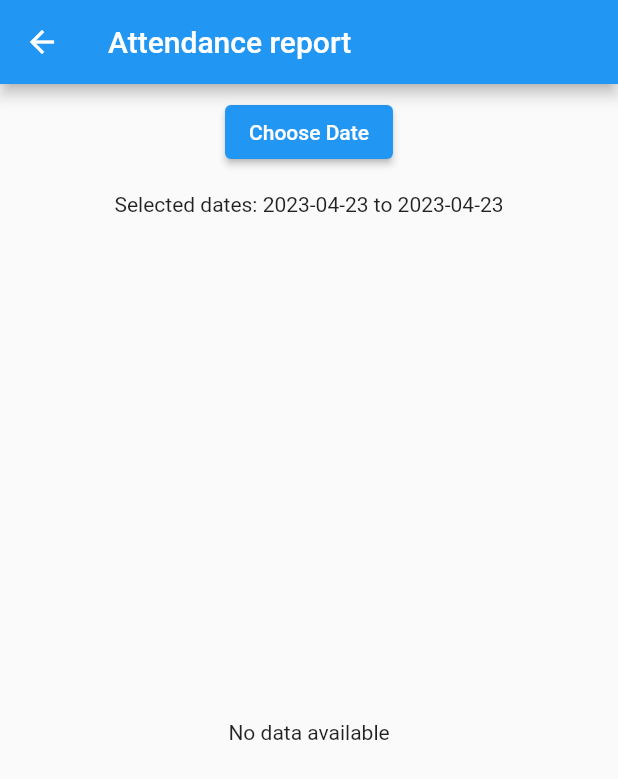
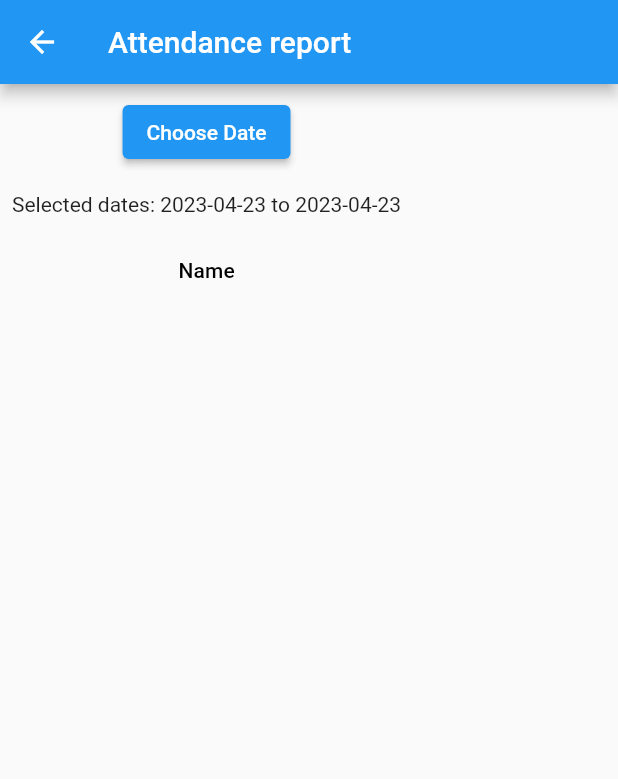
Before and after one commit to Hariharan148/kpr_sports, a Flutter app: the ReportScreen screen opened by its route, on a phone screen of 412 x 824 dp. Shown: the top 779 px of the screen. Run offline on Flutter 3.47's test engine with Material 2 defaults, Android fonts, the light colour scheme and no system bars; our stand-ins replace cloud_firestore, firebase_core; accounts and stored records are empty.

Commit message:
feat(report): table done

```diff
--- a/lib/attendence_report/report.dart
+++ b/lib/attendence_report/report.dart
@@ -1,7 +1,7 @@
 import 'package:cloud_firestore/cloud_firestore.dart';
 import 'package:flutter/material.dart';
 import 'package:kpr_sports/attendence_report/date_time.dart';
-import 'package:kpr_sports/students/students.dart';
+import 'package:kpr_sports/services/report/table_fetch.dart';
 
 class ReportScreen extends StatefulWidget {
   const ReportScreen({Key? key}) : super(key: key);
@@ -12,44 +12,25 @@
 
 class _ReportScreenState extends State<ReportScreen> {
   DateTimeRange? _selectedDataRange;
+  Map<String, Map<String, bool>> _studentDataMap = {};
+  List<String> _dates = [];
 
-  void _handleDateRangeSelected(DateTimeRange dateRange) {
+  Future<void> _handleDateRangeSelected(DateTimeRange dateRange) async {
     setState(() {
       _selectedDataRange = dateRange;
     });
-    fetchAttendanceData();
+    try {
+      final data = await fetchAttendanceData(_selectedDataRange);
+      if (data != null) {
+        setState(() {
+          _studentDataMap =
+              data['studentDataMap'] as Map<String, Map<String, bool>>;
+          _dates = data['dates'] as List<String>;
+        });
       }
-
-  Future<void> fetchAttendanceData() async {
-    final attendanceRef = FirebaseFirestore.instance.collection("attendance");
-    print("hi");
-    print(_selectedDataRange?.start.toString());
-    print(_selectedDataRange?.end.toIso8601String().toString());
-    final start = _selectedDataRange?.start
-        .subtract(Duration(days: 1))
-        .toIso8601String()
-        .toString();
-    final end = _selectedDataRange?.end
-        .add(Duration(days: 1))
-        .toIso8601String()
-        .toString();
-    final QuerySnapshot<Map<String, dynamic>> snapshot = await attendanceRef
-        .where("date", isGreaterThanOrEqualTo: start)
-        .where("date", isLessThan: end)
-        .get();
-
-    snapshot.docs.forEach((doc) async {
-      final data = doc.data();
-      print("Document ID: ${doc.id}");
-      print("Data: $data");
-      final studentRef = doc.reference.collection("students");
-      final studentSnapshot = await studentRef.get();
-      final studentDocs = studentSnapshot.docs;
-      studentDocs.forEach((studentDoc) {
-        final studentData = studentDoc.data();
-        print("Student data: $studentData");
-      });
-    });
+    } catch (e) {
+      print('Error fetching attendance data: $e');
+    }
   }
 
   @override
@@ -67,53 +48,29 @@
             ),
           ),
           Expanded(
-            child: StreamBuilder<QuerySnapshot<Map<String, dynamic>>>(
-              stream: FirebaseFirestore.instance
-                  .collection('attendance')
-                  .where('date',
-                      isGreaterThanOrEqualTo: _selectedDataRange?.start)
-                  .where('date', isLessThanOrEqualTo: _selectedDataRange?.end)
-                  .snapshots(),
-              builder: (BuildContext context,
-                  AsyncSnapshot<QuerySnapshot<Map<String, dynamic>>> snapshot) {
-                if (!snapshot.hasData) {
-                  return const Center(
-                    child: CircularProgressIndicator(),
-                  );
-                }
-
-                final data = snapshot.data?.docs;
-
-                if (data == null || data.isEmpty) {
-                  return const Center(
-                    child: Text('No data available'),
-                  );
-                }
-
-                return SingleChildScrollView(
+              child: SingleChildScrollView(
             scrollDirection: Axis.horizontal,
             child: DataTable(
-                    columns: const [
-                      DataColumn(label: Text('Column 1')),
-                      DataColumn(label: Text('Column 2')),
-                      DataColumn(label: Text('Column 3')),
+              columns: [
+                DataColumn(label: Text('Name')),
+                ..._dates.map((date) => DataColumn(label: Text(date))).toList(),
               ],
-                    rows: data.map((doc) {
-                      final attendanceData = doc.data();
-
-                      return DataRow(
+              rows: _studentDataMap.entries
+                  .map(
+                    (entry) => DataRow(
                       cells: [
-                          DataCell(Text(attendanceData['column1'].toString())),
-                          DataCell(Text(attendanceData['column2'].toString())),
-                          DataCell(Text(attendanceData['column3'].toString())),
+                        DataCell(Text(entry.key)),
+                        ..._dates.map(
+                          (date) => DataCell(Text(entry.value[date] == true
+                              ? 'Present'
+                              : 'Absent')),
+                        )
                       ],
-                      );
-                    }).toList(),
                     ),
-                );
-              },
+                  )
+                  .toList(),
             ),
-          ),
+          )),
         ],
       ),
     );
--- a/pubspec.yaml
+++ b/pubspec.yaml
@@ -37,6 +37,7 @@
   cupertino_icons: ^1.0.2
   firebase_core: ^2.10.0
   cloud_firestore: ^4.5.2
+  data_table_2: ^2.4.2
 
 dev_dependencies:
   flutter_test:
```
Also changed, not shown: lib/attendence_report/table.dart (added, +15 -0 lines), lib/services/report/table_fetch.dart (added, +50 -0 lines), pubspec.lock, 1 other file. Lines whose indentation alone changed are shown as unchanged.
